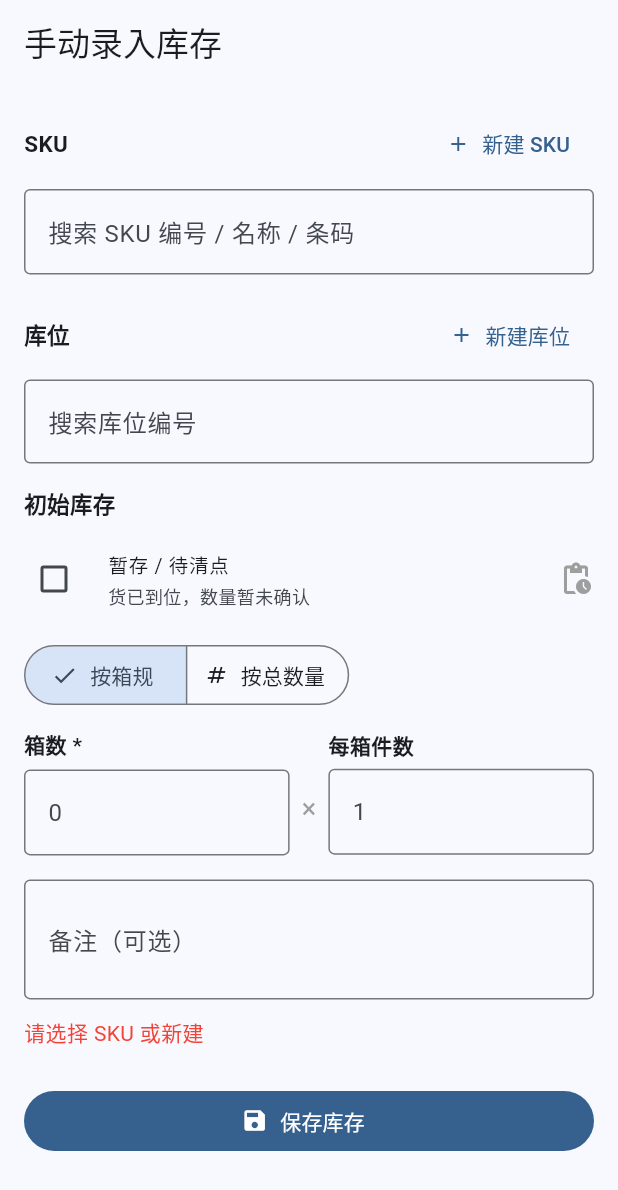
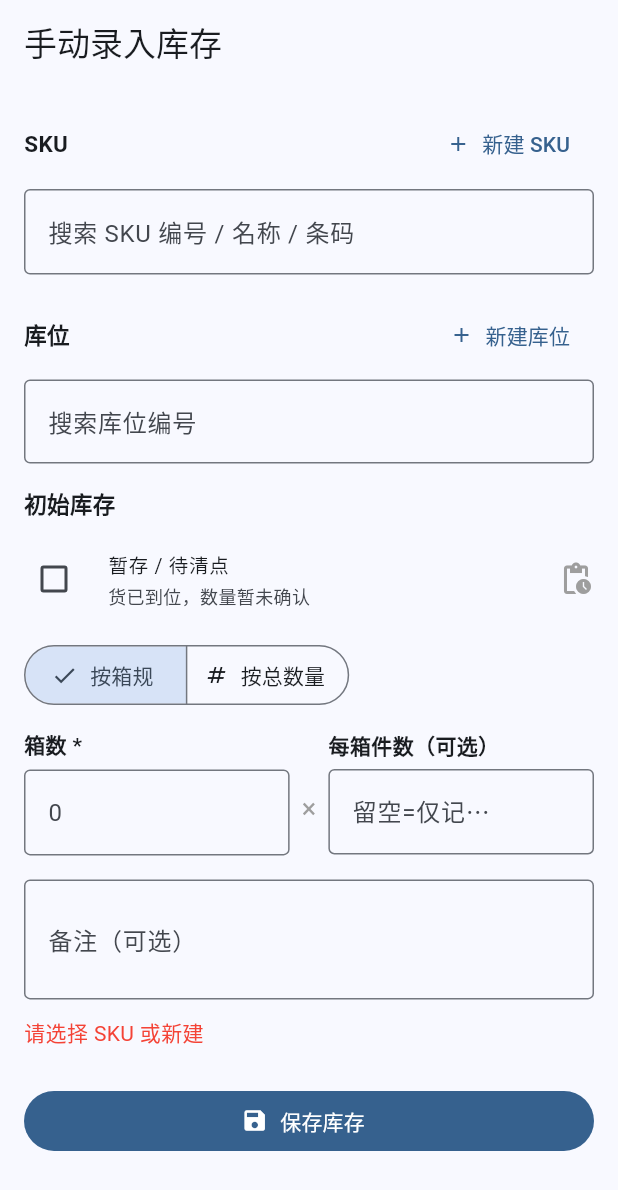
Before and after one commit to Olivia33-Li/Flutter-warehouse, a Flutter app: the InventoryAddScreen screen opened by its route, after a tap on "保存库存", on a phone screen of 412 x 824 dp. Shown: the top 1190 px of the screen. Run offline on Flutter 3.47's test engine with Material 3 defaults, Android fonts, the phone set to English and light mode, and no system bars; our stand-ins replace dio, file_picker, flutter_riverpod, go_router, shared_preferences; missing offline and left inert: dart:html, mobile_scanner; accounts and stored records are empty.

Commit message:
只显示箱数功能

```diff
--- a/flutter_warehouse/lib/models/inventory.dart
+++ b/flutter_warehouse/lib/models/inventory.dart
@@ -29,8 +29,12 @@ class InventoryRecord {
   /// confirmed | pending_count | temporary
   final String stockStatus;
   /// When true: SKU is registered at this location but no quantity was provided.
-  /// Display as "未填写数量" instead of a number.
+  /// Display as "待清点" instead of a number.
   final bool quantityUnknown;
+
+  /// When true: only box count is known, per-box qty is unknown.
+  /// Display as "X 箱" without piece count.
+  final bool boxesOnlyMode;
 
   InventoryRecord({
     required this.id,
@@ -44,14 +48,28 @@ class InventoryRecord {
     this.pendingCount = false,
     this.stockStatus = 'confirmed',
     this.quantityUnknown = false,
+    this.boxesOnlyMode = false,
   });
 
   int get totalQty => configurations.isNotEmpty
       ? configurations.fold(0, (s, c) => s + c.qty)
       : boxes * unitsPerBox;
 
+  int get totalBoxes => configurations.isNotEmpty
+      ? configurations.fold(0, (s, c) => s + c.boxes)
+      : boxes;
+
   /// Human-readable quantity string. Use this for display instead of totalQty directly.
-  String get qtyDisplay => quantityUnknown ? '未填写数量' : '$totalQty 件';
+  String get qtyDisplay {
+    if (quantityUnknown) return '待清点';
+    if (boxesOnlyMode) return '$totalBoxes 箱';
+    if (configurations.length > 1) {
+      final parts = configurations.map((c) => '${c.boxes}箱·${c.unitsPerBox}件/箱').join(' + ');
+      return '$parts = $totalQty 件';
+    }
+    if (unitsPerBox > 1) return '$totalBoxes箱 · $totalQty件';
+    return '$totalQty 件';
+  }
 
   Location? get location => locationId is Map ? Location.fromJson(locationId) : null;
 
@@ -76,6 +94,7 @@ class InventoryRecord {
       stockStatus: json['stockStatus'] as String? ??
           (pendingCount ? 'pending_count' : 'confirmed'),
       quantityUnknown: json['quantityUnknown'] == true,
+      boxesOnlyMode: json['boxesOnlyMode'] == true,
     );
   }
 }
--- a/flutter_warehouse/lib/screens/inventory/inventory_add_screen.dart
+++ b/flutter_warehouse/lib/screens/inventory/inventory_add_screen.dart
@@ -134,7 +134,9 @@ class _InventoryAddScreenState extends State<InventoryAddScreen> {
       return;
     }
 
-    int boxes, unitsPerBox;
+    int boxes;
+    int? unitsPerBox;
+    bool boxesOnlyMode = false;
     if (_isPending) {
       boxes = 0;
       unitsPerBox = 1;
@@ -142,8 +144,13 @@ class _InventoryAddScreenState extends State<InventoryAddScreen> {
       final qty = int.tryParse(_qtyCtrl.text);
       if (qty == null || qty <= 0) { setState(() => _error = '请输入有效箱数'); return; }
       boxes = qty;
-      unitsPerBox = int.tryParse(_cartonQtyCtrl.text) ?? 1;
-      if (unitsPerBox <= 0) unitsPerBox = 1;
+      final parsedUnits = int.tryParse(_cartonQtyCtrl.text);
+      if (parsedUnits != null && parsedUnits > 0) {
+        unitsPerBox = parsedUnits;
+      } else {
+        // No carton qty provided — boxes-only mode
+        boxesOnlyMode = true;
+      }
     } else {
       final total = int.tryParse(_totalQtyCtrl.text);
       if (total == null || total <= 0) { setState(() => _error = '请输入有效件数'); return; }
@@ -195,6 +202,7 @@ class _InventoryAddScreenState extends State<InventoryAddScreen> {
           unitsPerBox: unitsPerBox,
           note: note.isEmpty ? null : note,
           pendingCount: _isPending,
+          boxesOnlyMode: boxesOnlyMode,
         );
       } on DioException catch (e) {
         // 已有库存记录 → 自动转为入库操作
@@ -206,6 +214,7 @@ class _InventoryAddScreenState extends State<InventoryAddScreen> {
             boxes: boxes,
             unitsPerBox: unitsPerBox,
             note: note.isEmpty ? null : note,
+            boxesOnlyMode: boxesOnlyMode,
           );
         } else {
           rethrow;
@@ -631,8 +640,9 @@ class _InventoryAddScreenState extends State<InventoryAddScreen> {
                   }
                   // 按箱规
                   final boxes = int.tryParse(_qtyCtrl.text) ?? 0;
-                  final units = int.tryParse(_cartonQtyCtrl.text) ?? 1;
-                  final total = boxes * units;
+                  final units = int.tryParse(_cartonQtyCtrl.text);
+                  final isBoxesOnly = units == null || units <= 0;
+                  final total = isBoxesOnly ? 0 : boxes * units;
                   return Column(
                     crossAxisAlignment: CrossAxisAlignment.start,
                     children: [
@@ -669,7 +679,7 @@ class _InventoryAddScreenState extends State<InventoryAddScreen> {
                             child: Column(
                               crossAxisAlignment: CrossAxisAlignment.start,
                               children: [
-                                const Text('每箱件数',
+                                const Text('每箱件数（可选）',
                                     style: TextStyle(
                                         fontWeight: FontWeight.bold)),
                                 const SizedBox(height: 6),
@@ -677,7 +687,7 @@ class _InventoryAddScreenState extends State<InventoryAddScreen> {
                                   controller: _cartonQtyCtrl,
                                   keyboardType: TextInputType.number,
                                   decoration: const InputDecoration(
-                                    hintText: '1',
+                                    hintText: '留空=仅记箱数',
                                     border: OutlineInputBorder(),
                                     suffixText: '件/箱',
                                   ),
@@ -690,7 +700,9 @@ class _InventoryAddScreenState extends State<InventoryAddScreen> {
                       ),
                       if (boxes > 0) ...[
                         const SizedBox(height: 8),
-                        _summaryChip('合计 $total 件'),
+                        isBoxesOnly
+                            ? _summaryChip('$boxes 箱（箱规待录）')
+                            : _summaryChip('合计 $total 件'),
                       ],
                     ],
                   );
```
Also changed, not shown: flutter_warehouse/lib/services/inventory_service.dart (+8 -4 lines).
